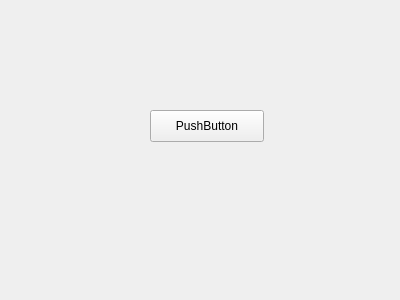
Qt form ui_datadownload.ui (smart-facility/cognicity-qgis) before a commit.
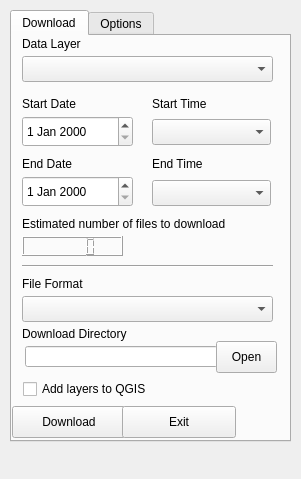
The same form after that commit.

```diff
--- a/ui_datadownload.ui
+++ b/ui_datadownload.ui
@@ -6,26 +6,348 @@
    <rect>
     <x>0</x>
     <y>0</y>
-    <width>400</width>
-    <height>300</height>
+    <width>301</width>
+    <height>479</height>
    </rect>
   </property>
   <property name="windowTitle">
    <string>CogniCity - Data Download</string>
   </property>
   <widget class="QWidget" name="dockWidgetContents">
-   <widget class="QPushButton" name="btnGo">
+   <widget class="QTabWidget" name="tabWidget">
     <property name="geometry">
      <rect>
-      <x>150</x>
-      <y>110</y>
-      <width>114</width>
-      <height>32</height>
+      <x>10</x>
+      <y>10</y>
+      <width>281</width>
+      <height>432</height>
      </rect>
     </property>
-    <property name="text">
-     <string>PushButton</string>
+    <property name="currentIndex">
+     <number>0</number>
     </property>
+    <widget class="QWidget" name="tab_download">
+     <attribute name="title">
+      <string>Download</string>
+     </attribute>
+     <widget class="QComboBox" name="comboBox_layers">
+      <property name="geometry">
+       <rect>
+        <x>10</x>
+        <y>20</y>
+        <width>251</width>
+        <height>26</height>
+       </rect>
+      </property>
+      <property name="toolTip">
+       <string>Required layer to download</string>
+      </property>
+     </widget>
+     <widget class="QLabel" name="label_datalayer">
+      <property name="geometry">
+       <rect>
+        <x>10</x>
+        <y>0</y>
+        <width>71</width>
+        <height>16</height>
+       </rect>
+      </property>
+      <property name="text">
+       <string>Data Layer</string>
+      </property>
+     </widget>
+     <widget class="QLabel" name="label_startdate">
+      <property name="geometry">
+       <rect>
+        <x>10</x>
+        <y>60</y>
+        <width>121</width>
+        <height>16</height>
+       </rect>
+      </property>
+      <property name="text">
+       <string>Start Date</string>
+      </property>
+     </widget>
+     <widget class="QDateEdit" name="dateEdit_start">
+      <property name="geometry">
+       <rect>
+        <x>10</x>
+        <y>80</y>
+        <width>111</width>
+        <height>31</height>
+       </rect>
+      </property>
+     </widget>
+     <widget class="QPushButton" name="btn_download">
+      <property name="geometry">
+       <rect>
+        <x>0</x>
+        <y>370</y>
+        <width>114</width>
+        <height>32</height>
+       </rect>
+      </property>
+      <property name="text">
+       <string>Download</string>
+      </property>
+     </widget>
+     <widget class="QLabel" name="label_startime">
+      <property name="geometry">
+       <rect>
+        <x>140</x>
+        <y>60</y>
+        <width>121</width>
+        <height>16</height>
+       </rect>
+      </property>
+      <property name="text">
+       <string>Start Time</string>
+      </property>
+     </widget>
+     <widget class="QLabel" name="label_enddate">
+      <property name="geometry">
+       <rect>
+        <x>10</x>
+        <y>120</y>
+        <width>121</width>
+        <height>16</height>
+       </rect>
+      </property>
+      <property name="text">
+       <string>End Date</string>
+      </property>
+     </widget>
+     <widget class="QDateEdit" name="dateEdit_end">
+      <property name="geometry">
+       <rect>
+        <x>10</x>
+        <y>140</y>
+        <width>111</width>
+        <height>31</height>
+       </rect>
+      </property>
+     </widget>
+     <widget class="QLabel" name="label_endtime">
+      <property name="geometry">
+       <rect>
+        <x>140</x>
+        <y>120</y>
+        <width>121</width>
+        <height>16</height>
+       </rect>
+      </property>
+      <property name="text">
+       <string>End Time</string>
+      </property>
+     </widget>
+     <widget class="QPushButton" name="btn_exit">
+      <property name="geometry">
+       <rect>
+        <x>110</x>
+        <y>370</y>
+        <width>114</width>
+        <height>32</height>
+       </rect>
+      </property>
+      <property name="text">
+       <string>Exit</string>
+      </property>
+     </widget>
+     <widget class="Line" name="line">
+      <property name="geometry">
+       <rect>
+        <x>10</x>
+        <y>220</y>
+        <width>251</width>
+        <height>20</height>
+       </rect>
+      </property>
+      <property name="orientation">
+       <enum>Qt::Horizontal</enum>
+      </property>
+     </widget>
+     <widget class="QLabel" name="label_format">
+      <property name="geometry">
+       <rect>
+        <x>10</x>
+        <y>240</y>
+        <width>81</width>
+        <height>16</height>
+       </rect>
+      </property>
+      <property name="text">
+       <string>File Format</string>
+      </property>
+     </widget>
+     <widget class="QComboBox" name="comboBox_format">
+      <property name="geometry">
+       <rect>
+        <x>10</x>
+        <y>260</y>
+        <width>251</width>
+        <height>26</height>
+       </rect>
+      </property>
+      <property name="toolTip">
+       <string>Required layer to download</string>
+      </property>
+     </widget>
+     <widget class="QLCDNumber" name="lcdNumber_numfiles">
+      <property name="geometry">
+       <rect>
+        <x>10</x>
+        <y>200</y>
+        <width>101</width>
+        <height>20</height>
+       </rect>
+      </property>
+      <property name="intValue" stdset="0">
+       <number>0</number>
+      </property>
+     </widget>
+     <widget class="QLabel" name="label_numfiles">
+      <property name="geometry">
+       <rect>
+        <x>10</x>
+        <y>180</y>
+        <width>261</width>
+        <height>16</height>
+       </rect>
+      </property>
+      <property name="text">
+       <string>Estimated number of files to download</string>
+      </property>
+     </widget>
+     <widget class="QLineEdit" name="lineEdit_downloaddir">
+      <property name="geometry">
+       <rect>
+        <x>13</x>
+        <y>310</y>
+        <width>193</width>
+        <height>21</height>
+       </rect>
+      </property>
+     </widget>
+     <widget class="QLabel" name="label_downloaddir">
+      <property name="geometry">
+       <rect>
+        <x>10</x>
+        <y>290</y>
+        <width>131</width>
+        <height>16</height>
+       </rect>
+      </property>
+      <property name="text">
+       <string>Download Directory</string>
+      </property>
+     </widget>
+     <widget class="QPushButton" name="btn_opendir">
+      <property name="geometry">
+       <rect>
+        <x>204</x>
+        <y>305</y>
+        <width>61</width>
+        <height>32</height>
+       </rect>
+      </property>
+      <property name="text">
+       <string>Open</string>
+      </property>
+     </widget>
+     <widget class="QCheckBox" name="checkBox_addlayers">
+      <property name="geometry">
+       <rect>
+        <x>11</x>
+        <y>343</y>
+        <width>143</width>
+        <height>20</height>
+       </rect>
+      </property>
+      <property name="text">
+       <string>Add layers to QGIS</string>
+      </property>
+     </widget>
+     <widget class="QComboBox" name="comboBox_starttime">
+      <property name="geometry">
+       <rect>
+        <x>140</x>
+        <y>83</y>
+        <width>119</width>
+        <height>26</height>
+       </rect>
+      </property>
+      <property name="toolTip">
+       <string>Required layer to download</string>
+      </property>
+     </widget>
+     <widget class="QComboBox" name="comboBox_endtime">
+      <property name="geometry">
+       <rect>
+        <x>140</x>
+        <y>144</y>
+        <width>119</width>
+        <height>26</height>
+       </rect>
+      </property>
+      <property name="toolTip">
+       <string>Required layer to download</string>
+      </property>
+     </widget>
+    </widget>
+    <widget class="QWidget" name="tab_options">
+     <attribute name="title">
+      <string>Options</string>
+     </attribute>
+     <widget class="QLabel" name="label1_api">
+      <property name="geometry">
+       <rect>
+        <x>10</x>
+        <y>0</y>
+        <width>181</width>
+        <height>16</height>
+       </rect>
+      </property>
+      <property name="text">
+       <string>CogniCity Data API Location</string>
+      </property>
+     </widget>
+     <widget class="QLineEdit" name="lineEdit_api">
+      <property name="geometry">
+       <rect>
+        <x>10</x>
+        <y>20</y>
+        <width>251</width>
+        <height>21</height>
+       </rect>
+      </property>
+      <property name="text">
+       <string>http://petajakarta.org/banjir/data/api/v1/</string>
+      </property>
+      <property name="placeholderText">
+       <string/>
+      </property>
+     </widget>
+     <widget class="QCheckBox" name="checkBox_geojson">
+      <property name="enabled">
+       <bool>false</bool>
+      </property>
+      <property name="geometry">
+       <rect>
+        <x>10</x>
+        <y>50</y>
+        <width>241</width>
+        <height>20</height>
+       </rect>
+      </property>
+      <property name="text">
+       <string>Use GeoJSON format for transfer</string>
+      </property>
+      <property name="checked">
+       <bool>true</bool>
+      </property>
+     </widget>
+    </widget>
    </widget>
   </widget>
  </widget>
```
